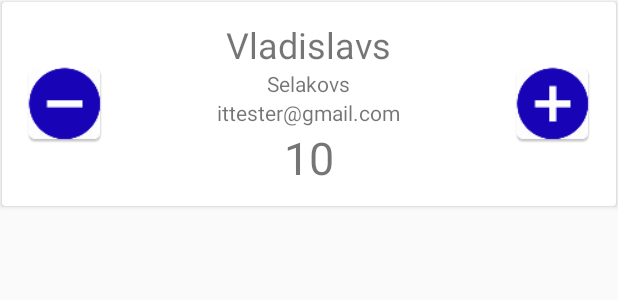
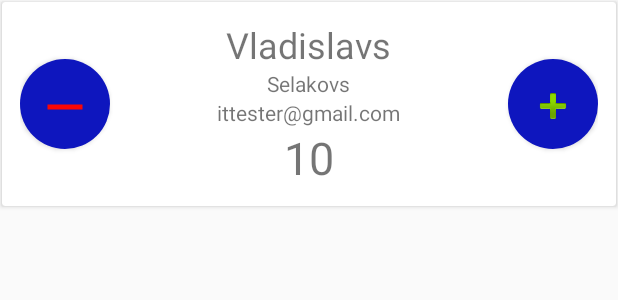
Before and after one commit to st140332/FamousPeople, an Android app: the layout user_row.xml on its own in the app's theme, with its tools: preview values and no code run, on a phone screen of 412 x 824 dp. Shown: the top 300 px of the screen. Run offline under Robolectric (Android 15) with nearby library versions, the phone set to English and light mode, and no system bars.

Commit message:
edited +- buttons

```diff
--- /dev/null
+++ b/app/src/main/res/drawable/b_plus.xml
@@ -0,0 +1,17 @@
+<?xml version="1.0" encoding="utf-8"?>
+<selector xmlns:android="http://schemas.android.com/apk/res/android">
+<item android:state_pressed="false">
+    <shape android:shape="oval">
+        <size android:width="60dp" android:height="60dp"/>
+        <solid android:color="#0e16be" />
+    </shape>
+</item>
+
+    <item android:state_pressed="true">
+        <shape android:shape="oval">
+            <size android:width="60dp" android:height="60dp"/>
+            <solid android:color="#0e66be" />
+        </shape>
+    </item>
+
+</selector>
--- /dev/null
+++ b/app/src/main/res/drawable/ic_remove.xml
@@ -0,0 +1,9 @@
+<vector xmlns:android="http://schemas.android.com/apk/res/android"
+        android:width="50dp"
+        android:height="50dp"
+        android:viewportWidth="30.0"
+        android:viewportHeight="30.0">
+    <path
+        android:fillColor="#fa0606"
+        android:pathData="M19,13H5v-2h14v2z"/>
+</vector>
--- a/app/src/main/res/layout/user_row.xml
+++ b/app/src/main/res/layout/user_row.xml
@@ -52,7 +52,9 @@
         android:layout_height="60dp"
         android:layout_centerVertical="true"
         android:layout_alignParentRight="true"
-        android:background="@mipmap/pluss"/>
+        android:background="@drawable/b_plus"
+        android:drawableTop="@android:drawable/ic_input_add"
+        android:paddingTop="15dp"/>
 
 
     <Button
@@ -62,7 +64,10 @@
         android:layout_alignBottom="@id/plus"
         android:layout_centerVertical="true"
         android:layout_alignParentLeft="true"
-        android:background="@mipmap/minuss"/>
+        android:background="@drawable/b_plus"
+        android:drawableTop="@drawable/ic_remove"
+        android:paddingTop="12dp"
+        android:paddingLeft="10dp"/>
 
 </RelativeLayout>
 </android.support.v7.widget.CardView>
```
